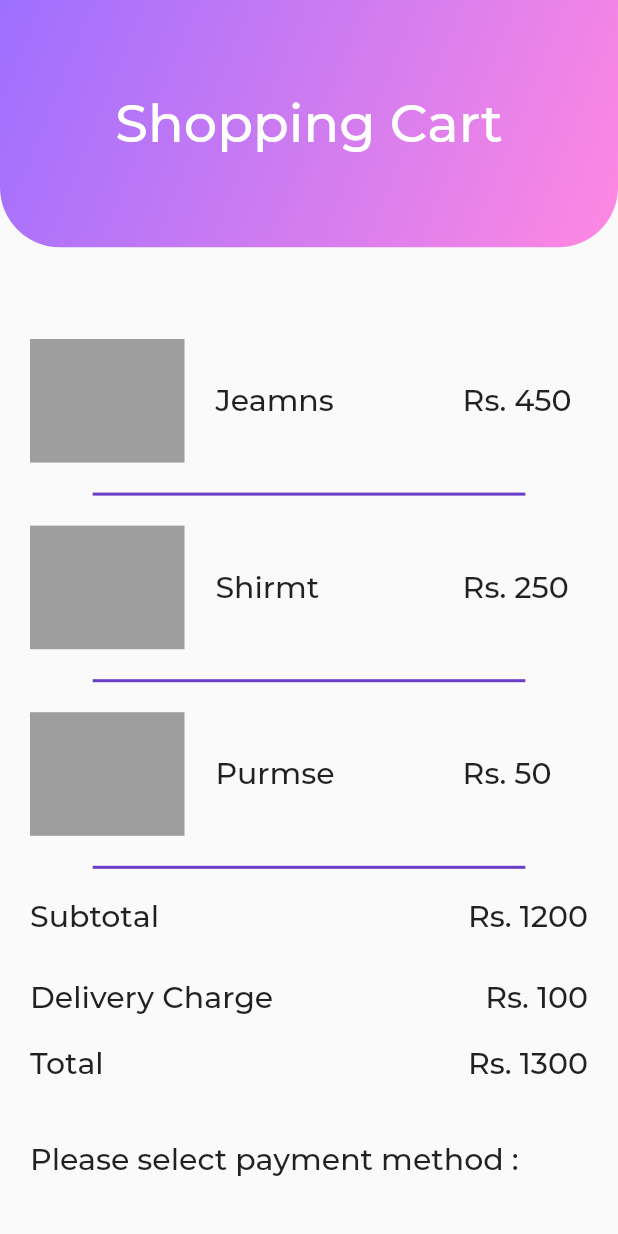
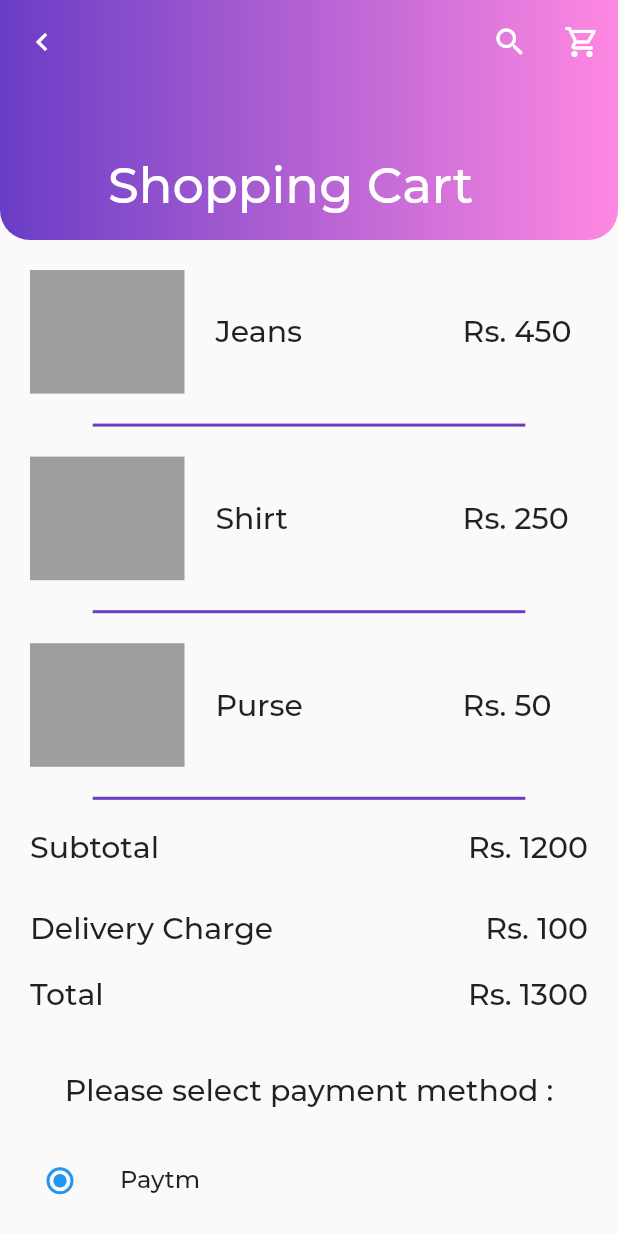
Before and after one commit to barbie-in-tech/HackOn, a Flutter app: the ShoppingCart screen opened by its route, on a phone screen of 412 x 824 dp. Run offline on Flutter 3.47's test engine with Material 2 defaults, Android fonts, the phone set to English and light mode, and no system bars; accounts and stored records are empty; network calls fail; project files that could hold a hidden picture were left out.

Commit message:
Updated Shopping Cart & Profile Page

```diff
--- a/lib/Screens/AddProduct_Screen.dart
+++ b/lib/Screens/AddProduct_Screen.dart
@@ -1,7 +1,7 @@
 import 'dart:io';
 
 import 'package:flutter/material.dart';
-import 'package:thrifter_hackon/widgets/ImagePicker.dart';
+//import 'package:thrifter_hackon/widgets/ImagePicker.dart';
 import 'package:thrifter_hackon/widgets/SliverHeader.dart';
 
 import '../main.dart';
@@ -57,7 +57,7 @@ class _AddProductState extends State<AddProduct> {
                       child: Column(
                         mainAxisAlignment: MainAxisAlignment.spaceAround,
                         children: [
-                          ImgPicker(_imagePicked),
+                          //ImgPicker(_imagePicked),
                           TextFormField(
                             decoration: InputDecoration(
                               hintText: "Closet Name",
--- a/lib/Screens/cart.dart
+++ b/lib/Screens/cart.dart
@@ -1,4 +1,5 @@
 import 'package:flutter/material.dart';
+import 'package:thrifter_hackon/widgets/SliverHeader.dart';
 import 'home_Screen.dart';
 
 enum SingingCharacter { paytm, upi, bank }
@@ -14,31 +15,16 @@ class _ShoppingCartState extends State<ShoppingCart> {
   @override
   Widget build(BuildContext context) {
     return Scaffold(
-      body: ListView(
+      body: CustomScrollView(
+        slivers: [
+          sliverHeader(Icons.navigate_before, 'Shopping Cart', () {
+            Navigator.pop(context);
+          }),
+          SliverList(
+            delegate: SliverChildBuilderDelegate(
+              (BuildContext context, int index) {
+                return Column(
                   children: [
-          Container(
-            child: Center(
-              child: Text(
-                "Shopping Cart",
-                style: TextStyle(color: Colors.white, fontSize: 35.0),
-              ),
-            ),
-            height: MediaQuery.of(context).size.height * 0.2,
-            width: double.infinity,
-            decoration: BoxDecoration(
-                borderRadius:
-                    BorderRadius.vertical(bottom: Radius.circular(40.0)),
-                gradient: LinearGradient(
-                    begin: Alignment.topLeft,
-                    end: Alignment.bottomRight,
-                    colors: [
-                      Color(0xff9E6FFF),
-                      Color(0xffFF88E2),
-                    ])),
-          ),
-          SizedBox(
-            height: MediaQuery.of(context).size.height * 0.05,
-          ),
                     Padding(
                       padding: const EdgeInsets.all(20.0),
                       child: Row(
@@ -55,7 +41,7 @@ class _ShoppingCartState extends State<ShoppingCart> {
                           Container(
                             width: MediaQuery.of(context).size.width * 0.2,
                             child: Text(
-                    "Jeamns",
+                              "Jeans",
                               style: TextStyle(
                                 //color: Colors.white,
                                 fontSize: 20.0,
@@ -109,7 +95,7 @@ class _ShoppingCartState extends State<ShoppingCart> {
                           Container(
                             width: MediaQuery.of(context).size.width * 0.2,
                             child: Text(
-                    "Shirmt",
+                              "Shirt",
                               style: TextStyle(
                                 //color: Colors.white,
                                 fontSize: 20.0,
@@ -163,7 +149,7 @@ class _ShoppingCartState extends State<ShoppingCart> {
                           Container(
                             width: MediaQuery.of(context).size.width * 0.2,
                             child: Text(
-                    "Purmse",
+                              "Purse",
                               style: TextStyle(
                                 //color: Colors.white,
                                 fontSize: 20.0,
@@ -329,7 +315,10 @@ class _ShoppingCartState extends State<ShoppingCart> {
                               gradient: LinearGradient(
                                   begin: Alignment.topLeft,
                                   end: Alignment.bottomRight,
-                        colors: [Colors.deepPurpleAccent, Colors.pinkAccent])),
+                                  colors: [
+                                    Colors.deepPurpleAccent,
+                                    Colors.pinkAccent
+                                  ])),
                           child: Padding(
                             padding: const EdgeInsets.all(20.0),
                             child: Text(
@@ -343,6 +332,12 @@ class _ShoppingCartState extends State<ShoppingCart> {
                         ),
                         onPressed: () {})
                   ],
+                );
+              },
+              childCount: 1,
+            ),
+          ),
+        ],
       ),
     );
   }
--- a/pubspec.yaml
+++ b/pubspec.yaml
@@ -28,7 +28,7 @@ dependencies:
   # The following adds the Cupertino Icons font to your application.
   # Use with the CupertinoIcons class for iOS style icons.
   cupertino_icons: ^1.0.2
-  image_picker: ^0.7.4
+  #image_picker: ^0.7.5+3
   uuid: ^3.0.4
 
 dev_dependencies:
```
Also changed, not shown: lib/Screens/profile.dart (+9 -3 lines), lib/main.dart (+7 -1 lines), lib/widgets/ImagePicker.dart (+95 -95 lines), pubspec.lock, 37 other files. Lines whose indentation alone changed are shown as unchanged.
